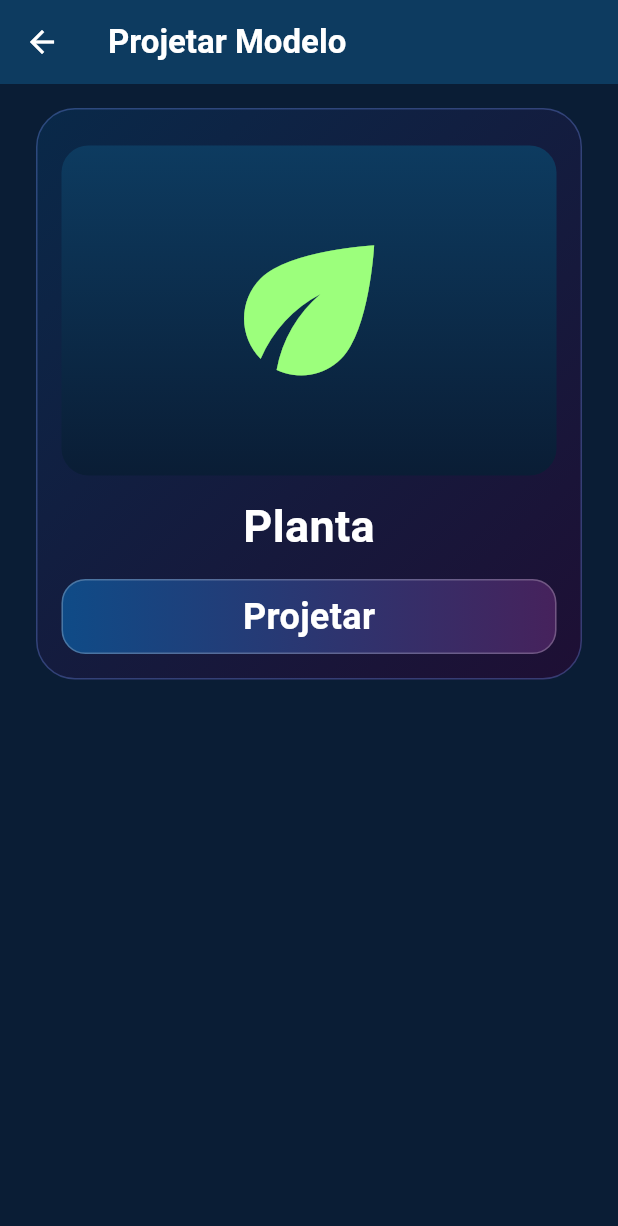
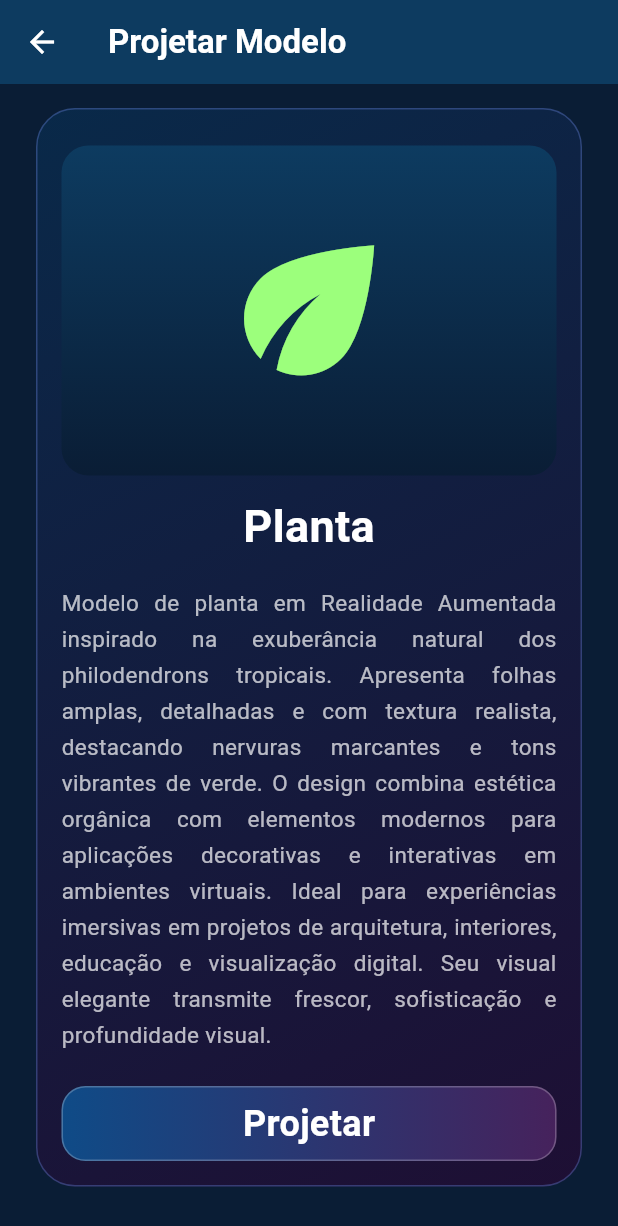
Before and after one commit to LucasCavalier/DecorAR, a Flutter app: the ProjectScreen screen opened directly, on a phone screen of 412 x 824 dp. Shown: the top 1226 px of the screen. Run offline on Flutter 3.47's test engine with Material 3 defaults, Android fonts, the phone set to English and light mode, and no system bars; Roboto replaces fonts that are missing (SF Pro Display).

Commit message:
Descrição modelo planta

```diff
--- a/lib/main.dart
+++ b/lib/main.dart
@@ -297,7 +297,7 @@ class ProjectScreen extends StatelessWidget {
         title: const Text(
           'Projetar Modelo',
           style: TextStyle(
-            color: Colors.white, // título em branco
+            color: Colors.white,
             fontWeight: FontWeight.w700,
             fontSize: 22,
           ),
@@ -314,6 +314,7 @@ class ProjectScreen extends StatelessWidget {
         children: [
           _card(
             child: Column(
+              crossAxisAlignment: CrossAxisAlignment.start,
               children: [
                 const SizedBox(height: 8),
                 Container(
@@ -327,19 +328,52 @@ class ProjectScreen extends StatelessWidget {
                     ),
                   ),
                   child: const Center(
-                    child: Icon(Icons.eco, color: Color(0xFF9CFF7C), size: 130),
+                    child: Icon(
+                      Icons.eco,
+                      color: Color(0xFF9CFF7C),
+                      size: 130,
+                    ),
                   ),
                 ),
                 const SizedBox(height: 12),
-                const Text(
-                  'Planta',
-                  style: TextStyle(
-                    color: Colors.white,
-                    fontSize: 30,
-                    fontWeight: FontWeight.w600,
+
+                // TÍTULO
+                const Center(
+                  child: Text(
+                    'Planta',
+                    style: TextStyle(
+                      color: Colors.white,
+                      fontSize: 30,
+                      fontWeight: FontWeight.w600,
+                    ),
                   ),
                 ),
-                const SizedBox(height: 14),
+
+                const SizedBox(height: 18),
+
+                // DESCRIÇÃO
+                const Text(
+                  'Modelo de planta em Realidade Aumentada inspirado '
+                  'na exuberância natural dos philodendrons tropicais. '
+                  'Apresenta folhas amplas, detalhadas e com textura '
+                  'realista, destacando nervuras marcantes e tons '
+                  'vibrantes de verde. O design combina estética '
+                  'orgânica com elementos modernos para aplicações '
+                  'decorativas e interativas em ambientes virtuais. '
+                  'Ideal para experiências imersivas em projetos de '
+                  'arquitetura, interiores, educação e visualização '
+                  'digital. Seu visual elegante transmite frescor, '
+                  'sofisticação e profundidade visual.',
+                  textAlign: TextAlign.justify,
+                  style: TextStyle(
+                    color: Colors.white70,
+                    fontSize: 15,
+                    height: 1.6,
+                  ),
+                ),
+
+                const SizedBox(height: 22),
+
                 _actionButton(
                   'Projetar',
                 ),
```
